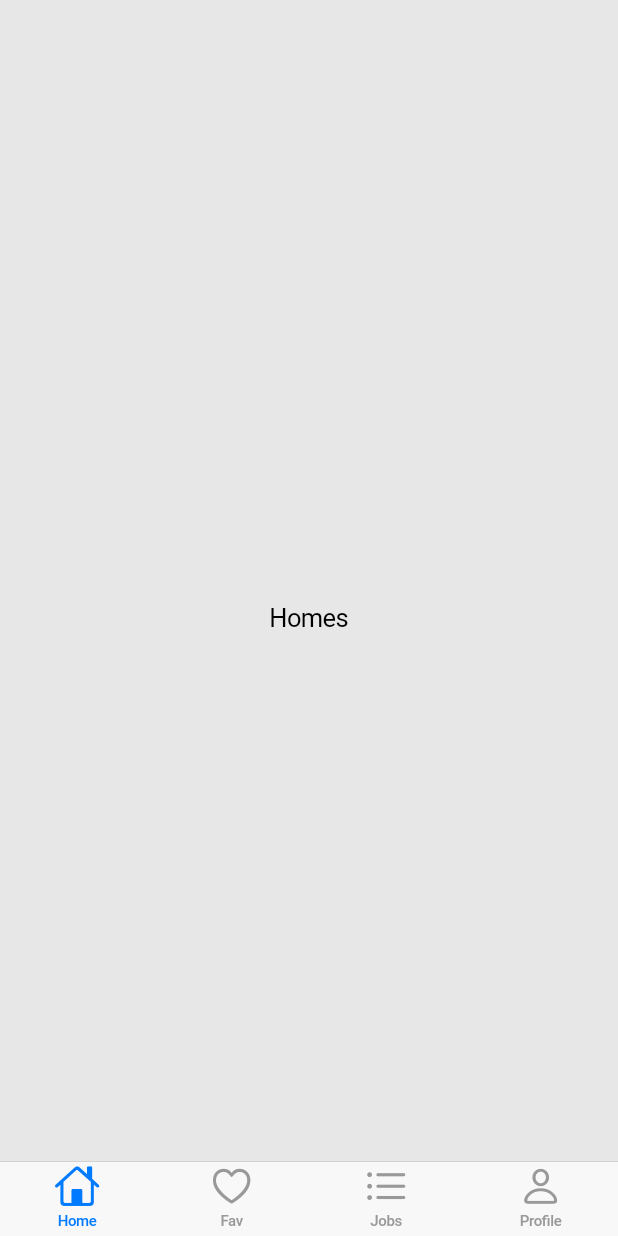
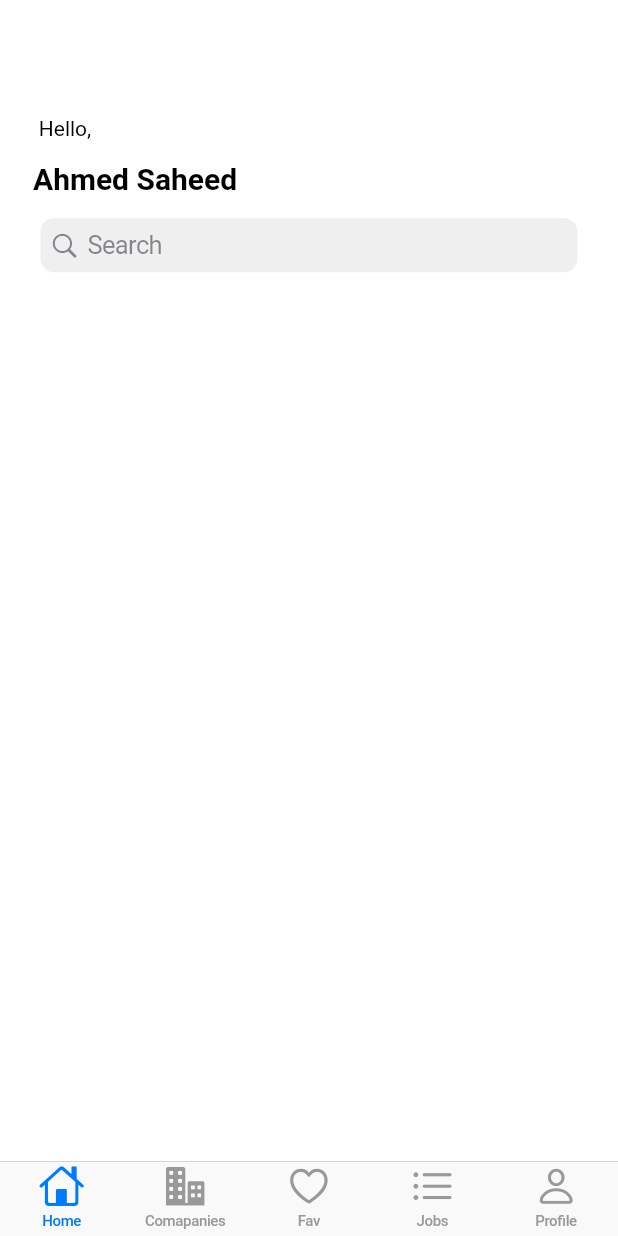
Before and after one commit to ahmedsaheed/flightStat, a Flutter app: the screen it shows after launch, on a phone screen of 412 x 824 dp. Run offline on Flutter 3.47's test engine with Material 2 defaults, Android fonts, the phone set to English and light mode, and no system bars.

Commit message:
Added Home Page Search Bar.

```diff
--- a/job/lib/Screens/Home/homeScreen.dart
+++ b/job/lib/Screens/Home/homeScreen.dart
@@ -1,8 +1,74 @@
 import 'package:flutter/cupertino.dart';
+import 'package:flutter/material.dart';
+
+import '../../sizeConfig.dart';
 
 class HomeScreen extends StatelessWidget {
   @override
   Widget build(BuildContext context) {
-    return const Center(child: Text("Homes"));
+    SizeConfig.init(context);
+
+    return Scaffold(
+        backgroundColor: Colors.white,
+        body: SingleChildScrollView(
+            child: Padding(
+          padding: const EdgeInsets.all(12.0),
+          child: Column(
+            children: [
+              SizedBox(height: getProportionateScreenWidth(45)),
+              Stack(
+                children: const [
+                  // Padding(
+                  //   padding: EdgeInsets.all(12.0),
+                  Align(
+                    alignment: Alignment.centerLeft,
+                    child: Text("\n    Hello,",
+                        style: TextStyle(color: Colors.black)),
+                  ),
+
+                  Text(
+                    "\n\n  Ahmed Saheed",
+                    style: TextStyle(
+                        color: Colors.black,
+                        //fontStyle: FontStyle.italic,
+                        fontWeight: FontWeight.bold,
+                        fontSize: 20),
+                  ),
+
+                  // Icon(CupertinoIcons.alert,)
+                ],
+              ),
+              // SizedBox(height: getProportionateScreenWidth(5)),
+              const Padding(
+                padding: EdgeInsets.all(15.0),
+                child: MyPrefilledSearch(),
+              ),
+              SizedBox(height: getProportionateScreenWidth(15)),
+            ],
+          ),
+        )));
+
+    //const MyPrefilledSearch();
   }
 }
+
+class MyPrefilledSearch extends StatefulWidget {
+  const MyPrefilledSearch({Key? key}) : super(key: key);
+
+  @override
+  State<MyPrefilledSearch> createState() => _MyPrefilledSearchState();
+}
+
+class _MyPrefilledSearchState extends State<MyPrefilledSearch> {
+  @override
+  Widget build(BuildContext context) {
+    return CupertinoSearchTextField(
+      onChanged: (String value) {
+        print('The text has changed to: $value');
+      },
+      onSubmitted: (String value) {
+        print('Submitted text: $value');
+      },
+    );
+  }
+}
--- a/job/lib/Screens/Profile/profilePage.dart
+++ b/job/lib/Screens/Profile/profilePage.dart
@@ -3,6 +3,7 @@ import 'package:flutter/cupertino.dart';
 class ProfilePage extends StatelessWidget {
   @override
   Widget build(BuildContext context) {
-    return const Center(child: Text("Profile"));
+    return const Center(child: Text("Favourite"));
+    ;
   }
 }
--- /dev/null
+++ b/job/lib/Screens/companies/companyPage.dart
@@ -0,0 +1,8 @@
+import 'package:flutter/cupertino.dart';
+
+class CompanyPage extends StatelessWidget {
+  @override
+  Widget build(BuildContext context) {
+    return const Center(child: Text("Companies"));
+  }
+}
--- a/job/lib/buttomNav.dart
+++ b/job/lib/buttomNav.dart
@@ -3,6 +3,7 @@ import 'Screens/Favourites/favPage.dart';
 import 'Screens/Home/homeScreen.dart';
 import 'Screens/Jobs/jobPage.dart';
 import 'Screens/Profile/profilePage.dart';
+import 'Screens/companies/CompanyPage.dart';
 
 class ButtomNav extends StatelessWidget {
   const ButtomNav();
@@ -14,6 +15,10 @@ class ButtomNav extends StatelessWidget {
           BottomNavigationBarItem(
             icon: Icon(CupertinoIcons.home),
             label: 'Home',
+          ),
+          BottomNavigationBarItem(
+            icon: Icon(CupertinoIcons.building_2_fill),
+            label: 'Comapanies',
           ),
           BottomNavigationBarItem(
             icon: Icon(CupertinoIcons.heart),
@@ -30,7 +35,7 @@ class ButtomNav extends StatelessWidget {
         ],
       ),
       tabBuilder: (BuildContext context, int index) {
-        assert(index >= 0 && index <= 4);
+        assert(index >= 0 && index <= 5);
         switch (index) {
           case 0:
             return CupertinoTabView(
@@ -39,15 +44,20 @@ class ButtomNav extends StatelessWidget {
             break;
           case 1:
             return CupertinoTabView(
-              builder: (BuildContext context) => FavePage(),
+              builder: (BuildContext context) => CompanyPage(),
             );
             break;
           case 2:
             return CupertinoTabView(
+              builder: (BuildContext context) => FavePage(),
+            );
+            break;
+          case 3:
+            return CupertinoTabView(
               builder: (BuildContext context) => JobPage(),
             );
             break;
-          case 3:
+          case 4:
             return CupertinoTabView(
               builder: (BuildContext context) => ProfilePage(),
             );
--- /dev/null
+++ b/job/lib/sizeConfig.dart
@@ -0,0 +1,30 @@
+import 'package:flutter/material.dart';
+
+class SizeConfig {
+  static late MediaQueryData _mediaQueryData;
+  static late double screenWidth;
+  static late double screenHeight;
+  static double? defaultSize;
+  static Orientation? orientation;
+
+  static void init(BuildContext context) {
+    _mediaQueryData = MediaQuery.of(context);
+    screenWidth = _mediaQueryData.size.width;
+    screenHeight = _mediaQueryData.size.height;
+    orientation = _mediaQueryData.orientation;
+  }
+}
+
+// Get the proportionate height as per screen size
+double getProportionateScreenHeight(double inputHeight) {
+  double screenHeight = SizeConfig.screenHeight;
+  // 812 is the layout height that designer use
+  return (inputHeight / 812.0) * screenHeight;
+}
+
+// Get the proportionate height as per screen size
+double getProportionateScreenWidth(double inputWidth) {
+  double screenWidth = SizeConfig.screenWidth;
+  // 375 is the layout width that designer use
+  return (inputWidth / 375.0) * screenWidth;
+}
```
